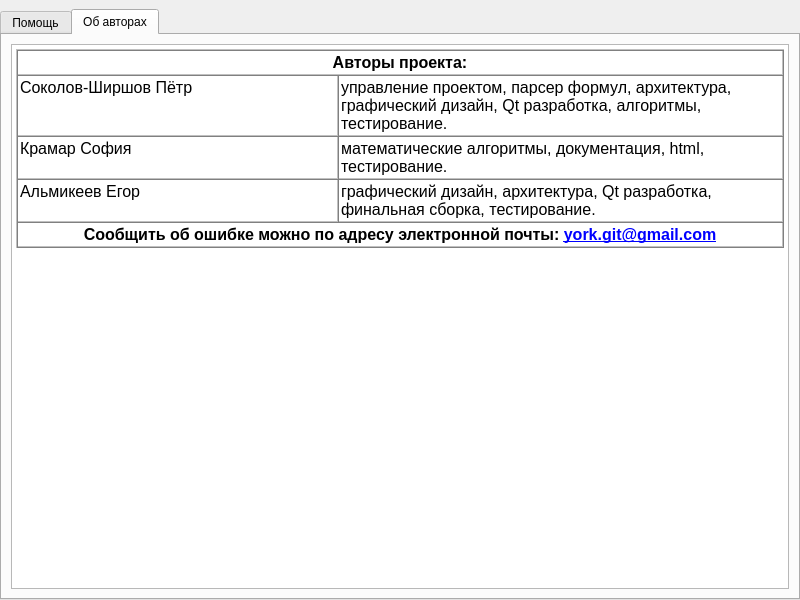
This is Frames/helpDialogFrame.ui in EgorAlmikeev/ProjectX as Qt 5 draws it before an edit. The edited form follows.
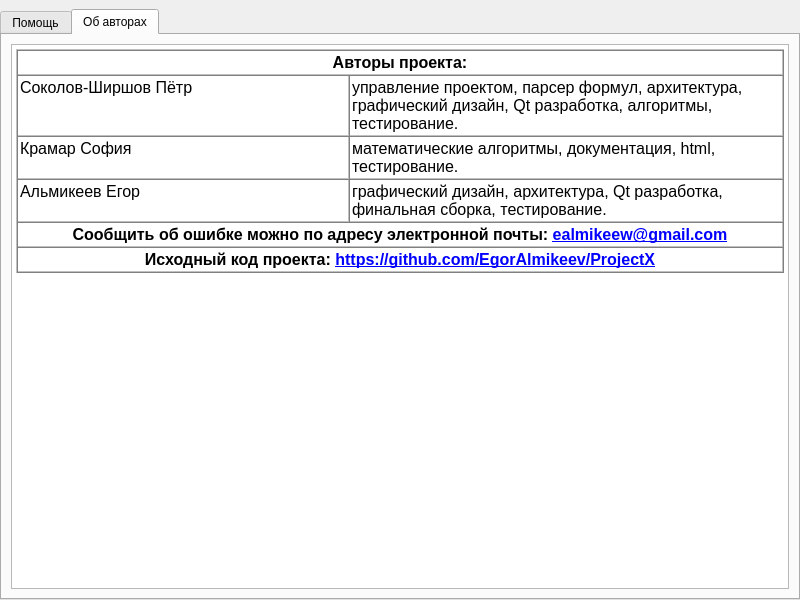
This is the edited form. The open tabs and pages were chosen to show the change.

```diff
--- a/Frames/helpDialogFrame.ui
+++ b/Frames/helpDialogFrame.ui
@@ -198,7 +198,10 @@
 &lt;p style=&quot; margin-top:0px; margin-bottom:0px; margin-left:0px; margin-right:0px; -qt-block-indent:0; text-indent:0px;&quot;&gt;&lt;span style=&quot; font-family:'MS Shell Dlg 2'; font-size:12pt;&quot;&gt;графический дизайн, архитектура, Qt разработка, финальная сборка, тестирование.&lt;/span&gt;&lt;/p&gt;&lt;/td&gt;&lt;/tr&gt;
 &lt;tr&gt;
 &lt;td colspan=&quot;2&quot;&gt;
-&lt;p align=&quot;center&quot; style=&quot; margin-top:0px; margin-bottom:0px; margin-left:0px; margin-right:0px; -qt-block-indent:0; text-indent:0px;&quot;&gt;&lt;span style=&quot; font-family:'MS Shell Dlg 2'; font-size:12pt; font-weight:600;&quot;&gt;Сообщить об ошибке можно по адресу электронной почты: &lt;/span&gt;&lt;a href=&quot;york.git@gmail.com&quot;&gt;&lt;span style=&quot; font-family:'MS Shell Dlg 2'; font-size:12pt; font-weight:600; text-decoration: underline; color:#0000ff;&quot;&gt;york.git@gmail.com&lt;/span&gt;&lt;/a&gt;&lt;/p&gt;&lt;/td&gt;&lt;/tr&gt;&lt;/table&gt;&lt;/body&gt;&lt;/html&gt;</string>
+&lt;p align=&quot;center&quot; style=&quot; margin-top:0px; margin-bottom:0px; margin-left:0px; margin-right:0px; -qt-block-indent:0; text-indent:0px;&quot;&gt;&lt;span style=&quot; font-family:'MS Shell Dlg 2'; font-size:12pt; font-weight:600;&quot;&gt;Сообщить об ошибке можно по адресу электронной почты: &lt;/span&gt;&lt;a href=&quot;ealmikeew@gmail.com&quot;&gt;&lt;span style=&quot; font-family:'MS Shell Dlg 2'; font-size:12pt; font-weight:600; text-decoration: underline; color:#0000ff;&quot;&gt;ealmikeew@gmail.com&lt;/span&gt;&lt;/a&gt;&lt;/p&gt;&lt;/td&gt;&lt;/tr&gt;
+&lt;tr&gt;
+&lt;td colspan=&quot;2&quot;&gt;
+&lt;p align=&quot;center&quot; style=&quot; margin-top:0px; margin-bottom:0px; margin-left:0px; margin-right:0px; -qt-block-indent:0; text-indent:0px;&quot;&gt;&lt;span style=&quot; font-family:'MS Shell Dlg 2'; font-size:12pt; font-weight:600;&quot;&gt;Исходный код проекта: &lt;/span&gt;&lt;a href=&quot;https://github.com/EgorAlmikeev/ProjectX&quot;&gt;&lt;span style=&quot; font-family:'MS Shell Dlg 2'; font-size:12pt; font-weight:600; text-decoration: underline; color:#0000ff;&quot;&gt;https://github.com/EgorAlmikeev/ProjectX&lt;/span&gt;&lt;/a&gt;&lt;/p&gt;&lt;/td&gt;&lt;/tr&gt;&lt;/table&gt;&lt;/body&gt;&lt;/html&gt;</string>
          </property>
         </widget>
        </item>
```
